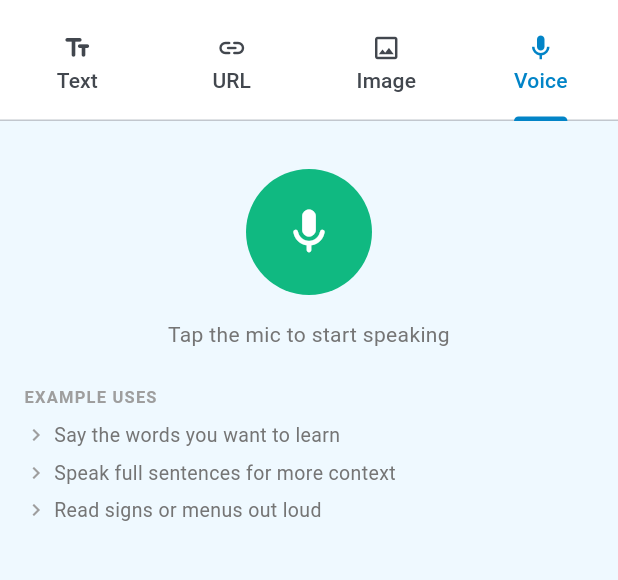
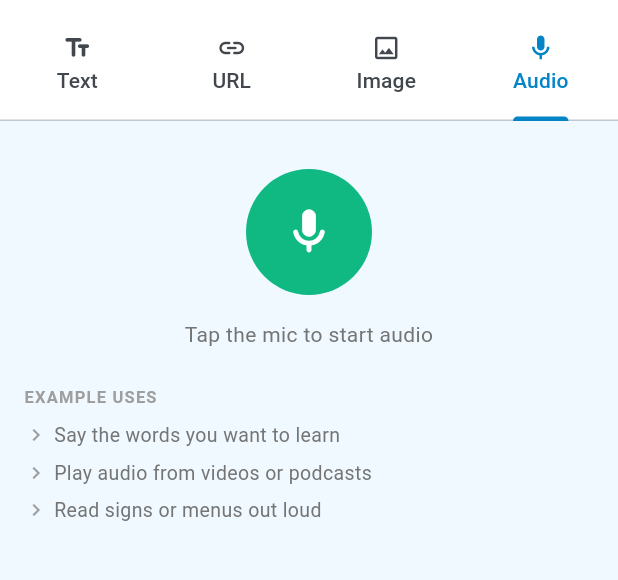
Before and after one commit to dieuvu0584/ai-voca, a Flutter app: the ImportScreen screen opened by its route, tab 4 chosen, on a phone screen of 412 x 824 dp, the part 74-654 px from its top. Run offline on Flutter 3.47's test engine with Material 3 defaults, Android fonts, the phone set to English and light mode, and no system bars; our stand-ins replace cloud_firestore, dio, drift, file_picker, firebase_auth, firebase_core and 15 more; missing offline and left inert: lpinyin; accounts and stored records are empty; generated files the repository leaves out were written again; network calls fail; project files that could hold a hidden picture were left out.

Commit message:
ui: đổi tên tab Voice → Audio trong import và vocab list
Co-Authored-By: Claude Sonnet 4.6 <noreply@anthropic.com>

```diff
--- a/lib/core/import_vocab/import_models.dart
+++ b/lib/core/import_vocab/import_models.dart
@@ -58,7 +58,7 @@ extension ImportSourceExt on ImportSource {
       case ImportSource.image:
         return 'Ảnh';
       case ImportSource.voice:
-        return 'Giọng nói';
+        return 'Audio';
     }
   }
 }
--- a/lib/core/l10n/strings.dart
+++ b/lib/core/l10n/strings.dart
@@ -190,11 +190,11 @@ const Map<String, Map<String, String>> _strings = {
     'lang_change_requires_premium': 'Cần Premium để đổi ngôn ngữ',
     // Import từ vựng
     'import_vocab': 'Import từ vựng',
-    'import_vocab_subtitle': 'Từ văn bản, URL, ảnh hoặc giọng nói',
+    'import_vocab_subtitle': 'Từ văn bản, URL, ảnh hoặc audio',
     'import_tab_text': 'Văn bản',
     'import_tab_url': 'URL',
     'import_tab_image': 'Ảnh',
-    'import_tab_voice': 'Giọng nói',
+    'import_tab_voice': 'Audio',
     'import_paste_hint': 'Dán văn bản bạn muốn học từ vựng...\n\nVD: phụ đề phim, bài báo, lời bài hát...',
     'import_url_desc': 'Nhập URL bài báo, Wikipedia hoặc trang web bất kỳ',
     'import_extract': 'Trích xuất từ vựng',
@@ -214,11 +214,11 @@ const Map<String, Map<String, String>> _strings = {
     'image_use_1': 'Screenshot app dịch / Duolingo',
     'image_use_2': 'Chụp trang sách, flashcard',
     'image_use_3': 'Ảnh menu nhà hàng, bảng hiệu',
-    'voice_tap_to_start': 'Nhấn nút micro để bắt đầu nói',
-    'voice_listening': 'Đang nghe... nhấn để dừng',
-    'voice_not_available': 'Nhận diện giọng nói không khả dụng',
+    'voice_tap_to_start': 'Nhấn nút micro để bắt đầu nói audio',
+    'voice_listening': 'Đang nghe audio... nhấn để dừng',
+    'voice_not_available': 'Nhận diện audio không khả dụng',
     'voice_use_1': 'Đọc to từ muốn học',
-    'voice_use_2': 'Nói cả câu để lấy nhiều từ',
+    'voice_use_2': 'Phát audio từ video, podcast',
     'voice_use_3': 'Đọc từ bảng hiệu / menu khi đi ra ngoài',
     'use_cases_title': 'Ví dụ sử dụng',
     // Backup & Sync
@@ -431,11 +431,11 @@ const Map<String, Map<String, String>> _strings = {
     'lang_change_requires_premium': 'Language change requires Premium',
     // Import vocabulary
     'import_vocab': 'Import Vocabulary',
-    'import_vocab_subtitle': 'From text, URL, image or voice',
+    'import_vocab_subtitle': 'From text, URL, image or audio',
     'import_tab_text': 'Text',
     'import_tab_url': 'URL',
     'import_tab_image': 'Image',
-    'import_tab_voice': 'Voice',
+    'import_tab_voice': 'Audio',
     'import_paste_hint': 'Paste text you want to learn vocabulary from...\n\nE.g.: movie subtitles, articles, song lyrics...',
     'import_url_desc': 'Enter URL of an article, Wikipedia page, or any website',
     'import_extract': 'Extract Vocabulary',
@@ -455,11 +455,11 @@ const Map<String, Map<String, String>> _strings = {
     'image_use_1': 'Screenshots from translation apps',
     'image_use_2': 'Photos of textbook pages or flashcards',
     'image_use_3': 'Restaurant menus, street signs',
-    'voice_tap_to_start': 'Tap the mic to start speaking',
-    'voice_listening': 'Listening... tap to stop',
-    'voice_not_available': 'Speech recognition not available',
+    'voice_tap_to_start': 'Tap the mic to start audio',
+    'voice_listening': 'Listening audio... tap to stop',
+    'voice_not_available': 'Audio recognition not available',
     'voice_use_1': 'Say the words you want to learn',
-    'voice_use_2': 'Speak full sentences for more context',
+    'voice_use_2': 'Play audio from videos or podcasts',
     'voice_use_3': 'Read signs or menus out loud',
     'use_cases_title': 'Example uses',
     // Backup & Sync
--- a/lib/features/vocab_list/vocab_list_screen.dart
+++ b/lib/features/vocab_list/vocab_list_screen.dart
@@ -13,7 +13,7 @@ const _kSources = [
   (key: 'text',   label: 'Text',     icon: Icons.text_fields_rounded),
   (key: 'url',    label: 'URL',      icon: Icons.link_rounded),
   (key: 'image',  label: 'Ảnh',      icon: Icons.image_rounded),
-  (key: 'voice',  label: 'Voice',    icon: Icons.mic_rounded),
+  (key: 'voice',  label: 'Audio',    icon: Icons.mic_rounded),
   (key: 'manual', label: 'Thủ công', icon: Icons.edit_rounded),
 ];
 
@@ -40,7 +40,7 @@ String _sourceLabel(String? s) => switch (s) {
   'text'  => 'Text',
   'url'   => 'URL',
   'image' => 'Ảnh',
-  'voice' => 'Voice',
+  'voice' => 'Audio',
   _       => 'Thủ công',
 };
 
@@ -261,7 +261,7 @@ class _VocabListScreenState extends ConsumerState<VocabListScreen> {
           if (_searchQuery.isEmpty && _selectedSource == 'all') ...[
             const SizedBox(height: 8),
             Text(
-              'Import từ Text, URL, Ảnh hoặc Voice',
+              'Import từ Text, URL, Ảnh hoặc Audio',
               style:
                   TextStyle(color: Colors.grey.shade400, fontSize: 13),
             ),
```
